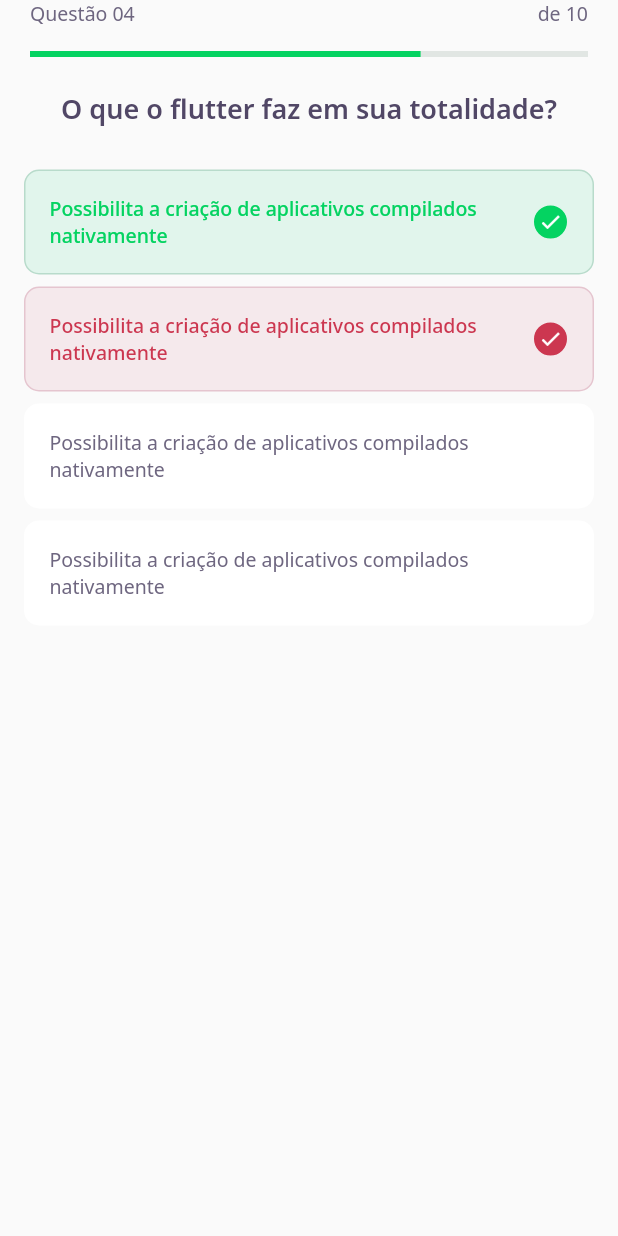
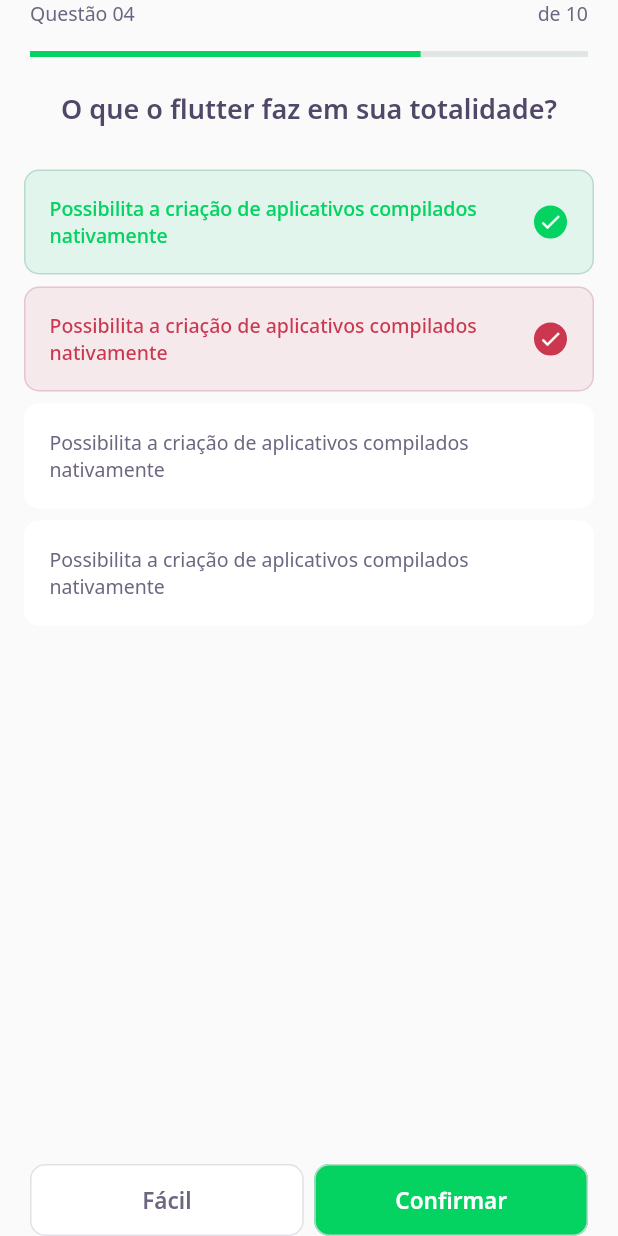
Before and after one commit to barbaracs/Flutter-Quiz, a Flutter app: the ChallengePage screen opened directly, on a phone screen of 412 x 824 dp. Run offline on Flutter 3.47's test engine with Material 2 defaults, Android fonts, the phone set to English and light mode, and no system bars; our stand-ins replace google_fonts; accounts and stored records are empty.

Commit message:
create confirm and cancel buttons layout

```diff
--- a/lib/challenge/challenge_page.dart
+++ b/lib/challenge/challenge_page.dart
@@ -1,3 +1,4 @@
+import 'package:dev_quiz/challenge/widgets/next_button/next_button_widget.dart';
 import 'package:dev_quiz/challenge/widgets/question_indicator/question_indicator_widget.dart';
 import 'package:dev_quiz/challenge/widgets/quiz/quiz_widget.dart';
 import 'package:flutter/material.dart';
@@ -20,6 +21,20 @@
             child: QuestionIndicatorWidget(),
           )),
       body: QuizWidget(title: "O que o flutter faz em sua totalidade?"),
+      bottomNavigationBar: SafeArea(
+        bottom: true,
+        child: Padding(
+          padding: const EdgeInsets.symmetric(horizontal: 20),
+          child: Row(
+            mainAxisAlignment: MainAxisAlignment.spaceAround,
+            children: [
+              Expanded(child: NextButtonWidget.white(label: "Fácil")),
+              SizedBox(width: 7),
+              Expanded(child: NextButtonWidget.green(label: "Confirmar")),
+            ],
+          ),
+        ),
+      ),
     );
   }
 }
--- /dev/null
+++ b/lib/challenge/widgets/next_button/next_button_widget.dart
@@ -0,0 +1,59 @@
+import 'package:dev_quiz/core/core.dart';
+import 'package:flutter/material.dart';
+import 'package:google_fonts/google_fonts.dart';
+
+class NextButtonWidget extends StatelessWidget {
+  final String label;
+  final Color backgroundColor;
+  final Color fontColor;
+  final Color borderColor;
+
+  NextButtonWidget({
+    required this.label,
+    required this.backgroundColor,
+    required this.fontColor,
+    required this.borderColor,
+  });
+
+  NextButtonWidget.green({required String label})
+      : this.backgroundColor = AppColors.darkGreen,
+        this.fontColor = AppColors.white,
+        this.borderColor = AppColors.green,
+        this.label = label;
+
+  NextButtonWidget.white({required String label})
+      : this.backgroundColor = AppColors.white,
+        this.fontColor = AppColors.grey,
+        this.borderColor = AppColors.border,
+        this.label = label;
+
+  @override
+  Widget build(BuildContext context) {
+    return Container(
+      height: 48,
+      child: TextButton(
+        style: ButtonStyle(
+            backgroundColor: MaterialStateProperty.all(
+              backgroundColor,
+            ),
+            shape: MaterialStateProperty.all(
+              RoundedRectangleBorder(
+                borderRadius: BorderRadius.circular(10),
+              ),
+            ),
+            side: MaterialStateProperty.all(BorderSide(
+              color: borderColor,
+            ))),
+        onPressed: () {},
+        child: Text(
+          label,
+          style: GoogleFonts.notoSans(
+            fontWeight: FontWeight.w600,
+            fontSize: 15,
+            color: fontColor,
+          ),
+        ),
+      ),
+    );
+  }
+}
--- a/lib/core/app_widget.dart
+++ b/lib/core/app_widget.dart
@@ -1,5 +1,5 @@
-// import 'package:dev_quiz/challenge/challenge_page.dart';
-import 'package:dev_quiz/home/home_page.dart';
+import 'package:dev_quiz/challenge/challenge_page.dart';
+// import 'package:dev_quiz/home/home_page.dart';
 import 'package:flutter/material.dart';
 
 class AppWidget extends StatelessWidget {
@@ -7,7 +7,7 @@
   Widget build(BuildContext context) {
     return MaterialApp(
       title: "DevQuiz",
-      home: HomePage(),
+      home: ChallengePage(),
     );
   }
 }
```
